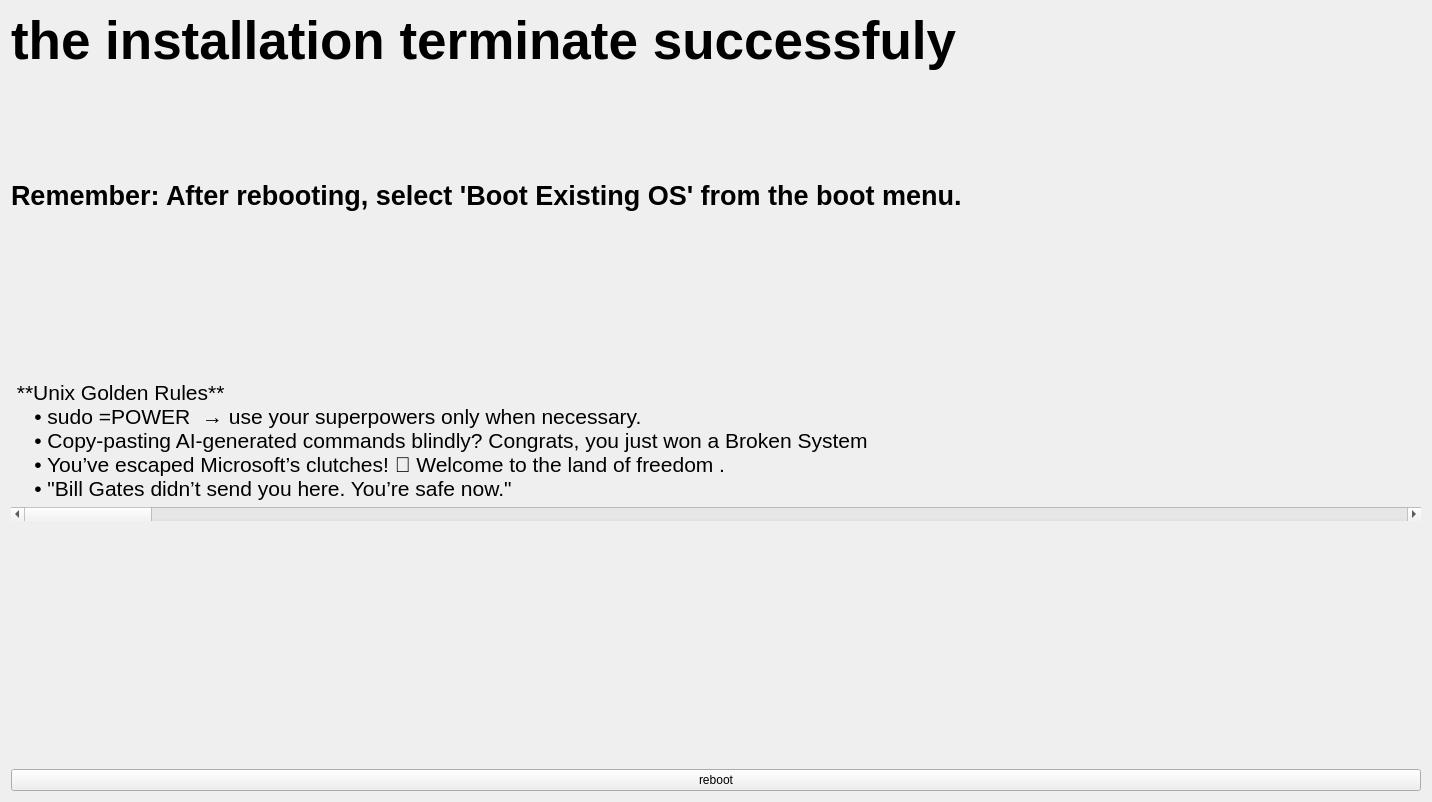
Old version of the form finish.ui in the repository n1cef/kraken_installer.
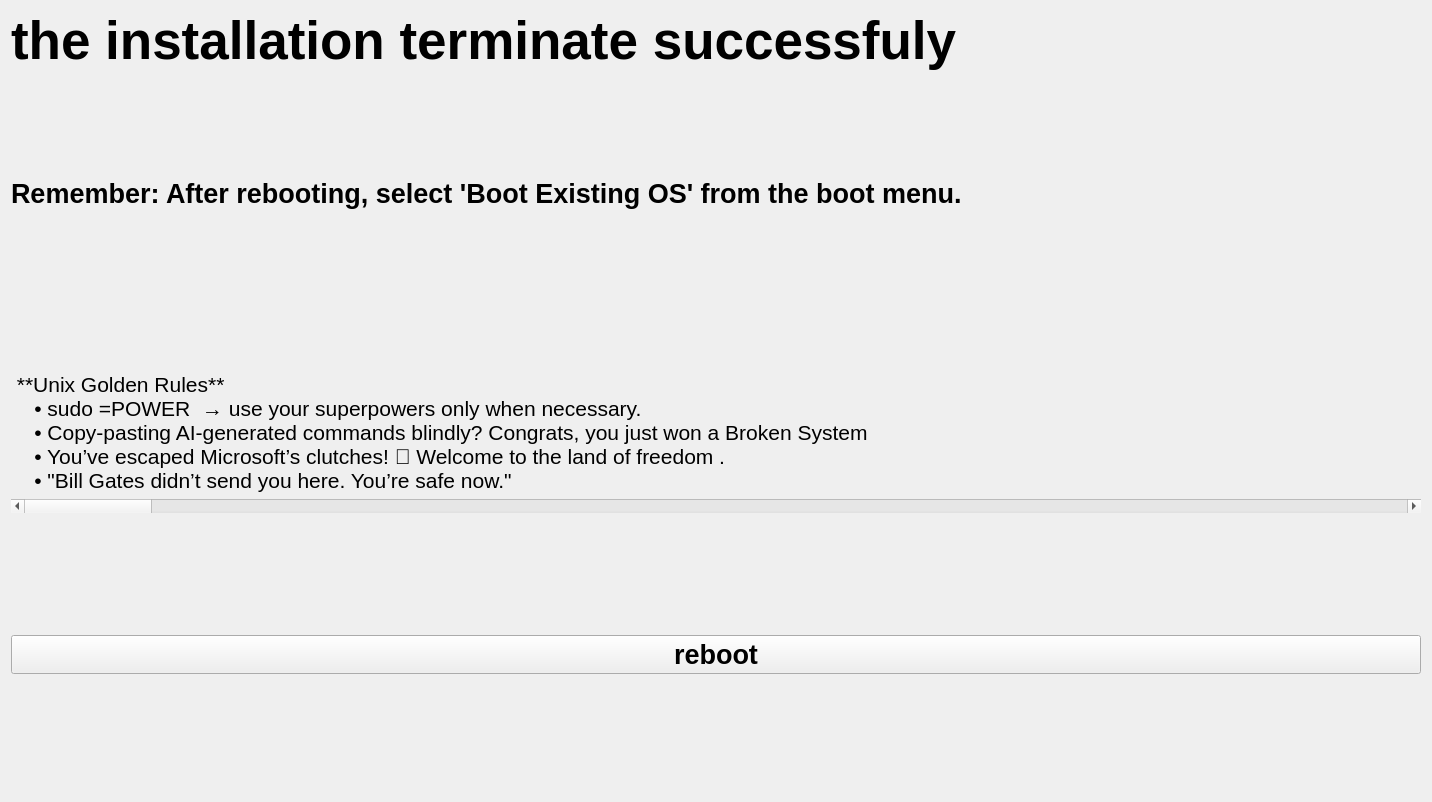
New version of the form. Icons and pictures are not drawn.

Commit message: J'remue le ciel, le jour, la nuit

Diff of the .ui file:
```diff
--- a/finish.ui
+++ b/finish.ui
@@ -91,21 +91,30 @@
     </widget>
    </item>
    <item>
-    <widget class="QLabel" name="label_2">
+    <widget class="QPushButton" name="reboot_btn">
      <property name="font">
       <font>
-       <kerning>true</kerning>
+       <pointsize>20</pointsize>
+       <bold>true</bold>
       </font>
      </property>
+     <property name="styleSheet">
+      <string notr="true">color:&quot;cyan&quot;</string>
+     </property>
      <property name="text">
-      <string/>
+      <string>reboot</string>
      </property>
     </widget>
    </item>
    <item>
-    <widget class="QPushButton" name="reboot_btn">
+    <widget class="QLabel" name="label_2">
+     <property name="font">
+      <font>
+       <kerning>true</kerning>
+      </font>
+     </property>
      <property name="text">
-      <string>reboot</string>
+      <string/>
      </property>
     </widget>
    </item>
```
